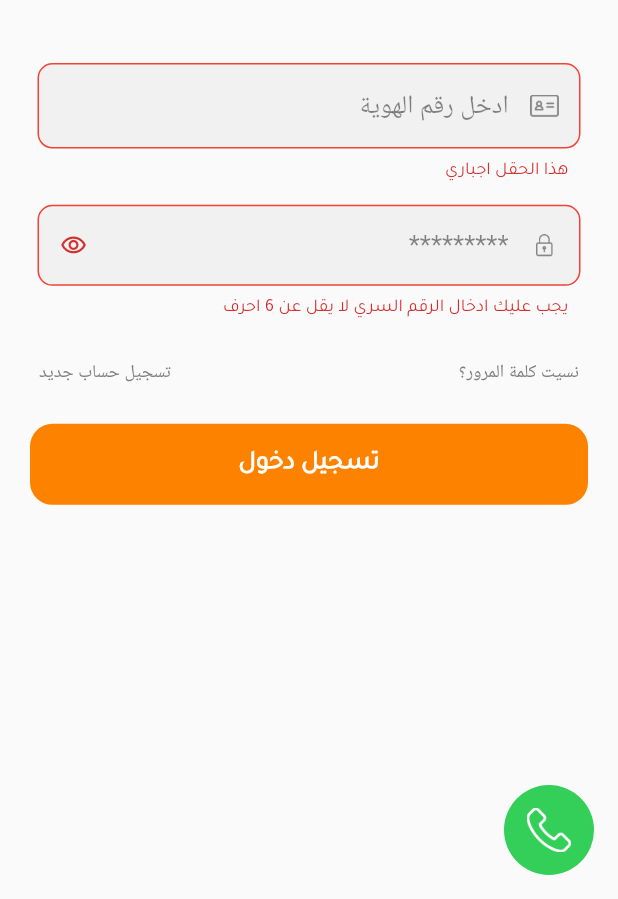
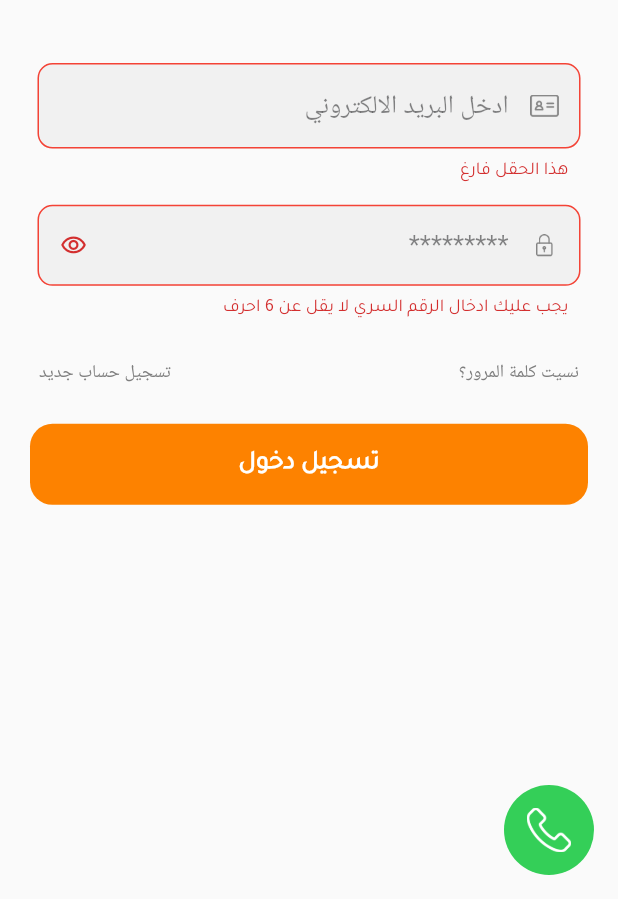
Before and after one commit to amrabdelrhman423/tagerHassan, a Flutter app: the screen it shows after launch, after a tap on "تخطي", after a tap on "تسجيل دخول", on a phone screen of 412 x 824 dp, the part 337-1236 px from its top. Run offline on Flutter 3.47's test engine with Material 2 defaults, Android fonts, the phone set to English and light mode, and no system bars; our stand-ins replace device_preview, dropdown_search, file_picker, flutter_rating_bar, flutter_screenutil, flutter_slidable and 4 more; missing offline and left inert: shrink_sidemenu.

Commit message:
update login to email

```diff
--- a/lib/Providers/LoginProvider.dart
+++ b/lib/Providers/LoginProvider.dart
@@ -9,7 +9,6 @@ class LoginProvider extends ChangeNotifier{
     isSecure=!isSecure;
     notifyListeners();
     controller.selection = TextSelection.fromPosition(TextPosition(offset: controller.text.length));
-
   }
 
 }
--- a/lib/Screens/auth/Login/LoginScreen.dart
+++ b/lib/Screens/auth/Login/LoginScreen.dart
@@ -58,8 +58,8 @@ class _LoginScreenState extends State<LoginScreen> {
                 Padding(
                   padding: const EdgeInsets.symmetric(horizontal: 25,vertical: 0),
                   child: SingupTextForm(
-                    hintText: "ادخل رقم الهوية",
-                    textInputType: TextInputType.number,
+                    hintText: "ادخل البريد الالكتروني",
+                    textInputType: TextInputType.emailAddress,
                     prefixIcon: Padding(
                       padding: const EdgeInsets.symmetric(vertical: 18),
                       child: ImageIcon(
@@ -69,12 +69,11 @@ class _LoginScreenState extends State<LoginScreen> {
                       ),
                     ),
                     validator: (val){
+                      RegExp regEmail=RegExp("");
                       if(val!.isEmpty){
-                        return "هذا الحقل اجباري";
-                      }else if(val.length!=10) {
-                        return "يجب ان يكون عدد ارقام الهوية 10 ارقام";
-                      }else{
-                        return null;
+                        return "هذا الحقل فارغ";
+                      }else {
+                      return  validateEmail(val, "يجب ادخال الايميل بطريقة صحيحه ");
                       }
                     },
                   ),
--- a/lib/Widgets/SingupTextForm.dart
+++ b/lib/Widgets/SingupTextForm.dart
@@ -11,7 +11,7 @@ class SingupTextForm extends StatelessWidget {
       this.validator,
       this.suffixIcon,
       this.prefixIcon,
-        this.textAlign=TextAlign.justify,
+      this.textAlign=TextAlign.justify,
       this.secure = false,
       this.textDirection,
       this.readOnly = false,
```
Also changed, not shown: 1 other file.
